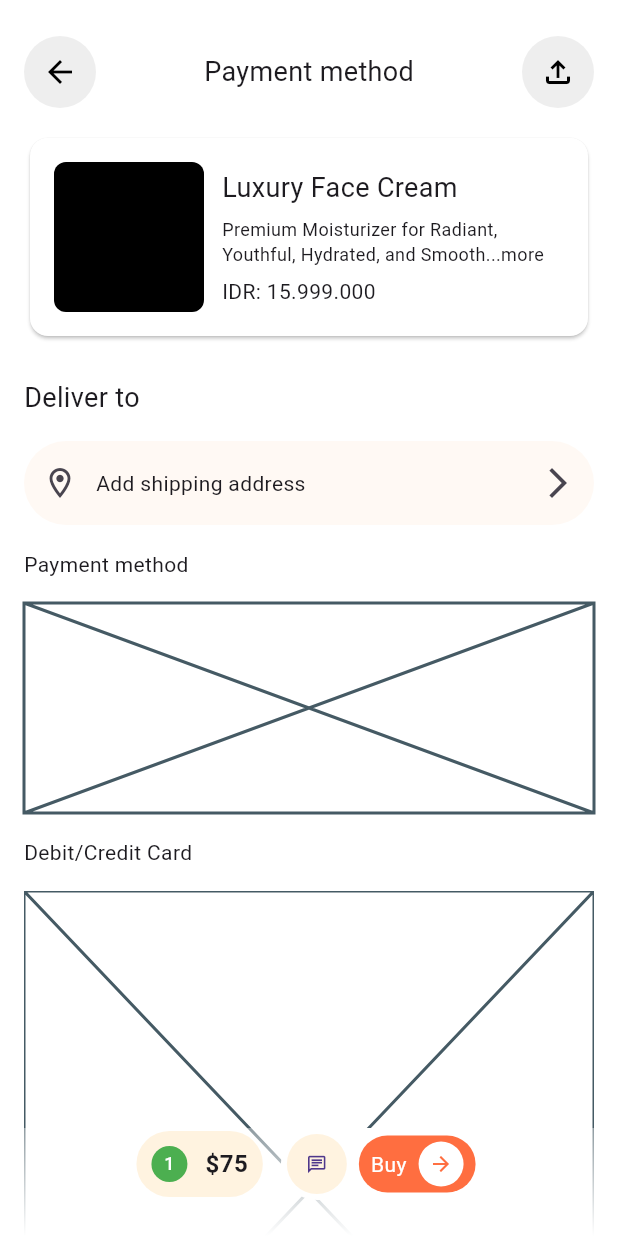
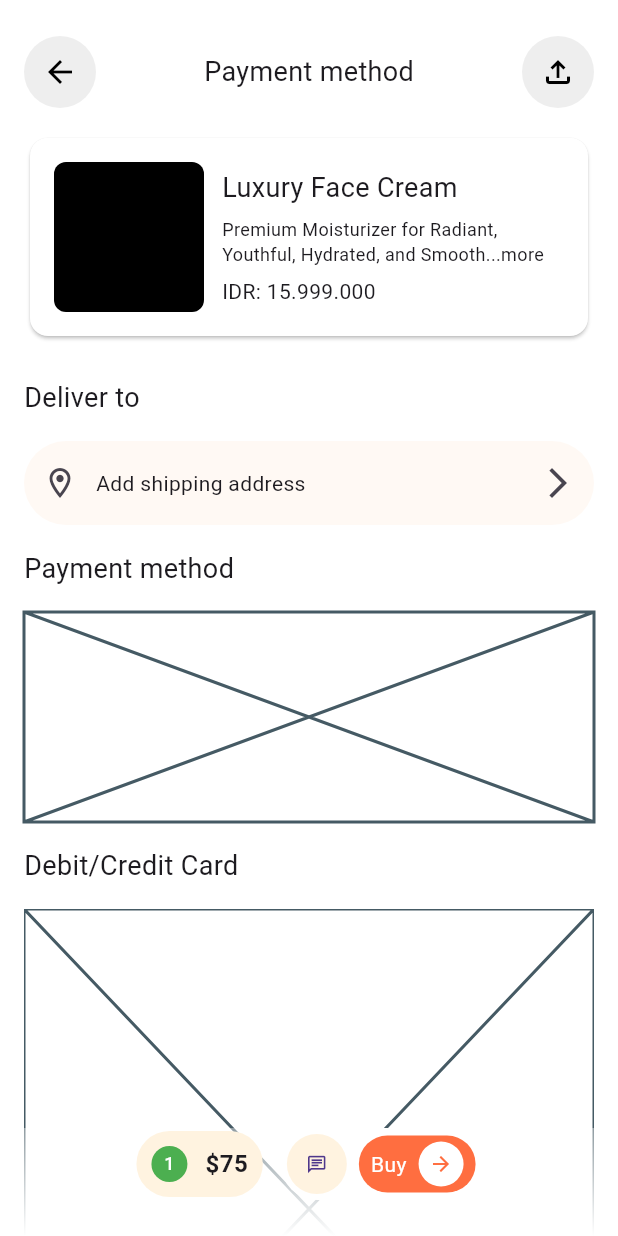
Before and after one commit to JAICHANGPARK/flutter_notebook_chapter_43, a Flutter app: the MarketplacePaymentMethodPage screen opened directly, on a phone screen of 412 x 824 dp. Run offline on Flutter 3.47's test engine with Material 3 defaults, Android fonts, the phone set to English and light mode, and no system bars; our stand-ins replace gap, hugeicons.

Commit message:
Update marketplace_payment_method_page.dart

```diff
--- a/lib/ep2168_marketplace_app/ui/marketplace_payment_method_page.dart
+++ b/lib/ep2168_marketplace_app/ui/marketplace_payment_method_page.dart
@@ -122,12 +122,18 @@ class _MarketplacePaymentMethodPageState extends State<MarketplacePaymentMethodP
                       ],
                     ),
                   ),
-                  Text("Payment method "),
+                  Text("Payment method ",
+                    style: TextStyle(
+                      fontSize: 18,
+                    ),),
                   Container(
                     height: 140,
                     child: Placeholder(),
                   ),
-                  Text("Debit/Credit Card"),
+                  Text("Debit/Credit Card",
+                    style: TextStyle(
+                      fontSize: 18,
+                    ),),
                   Expanded(
                     child: ListView.builder(
                       itemBuilder: (context, index) {
```
